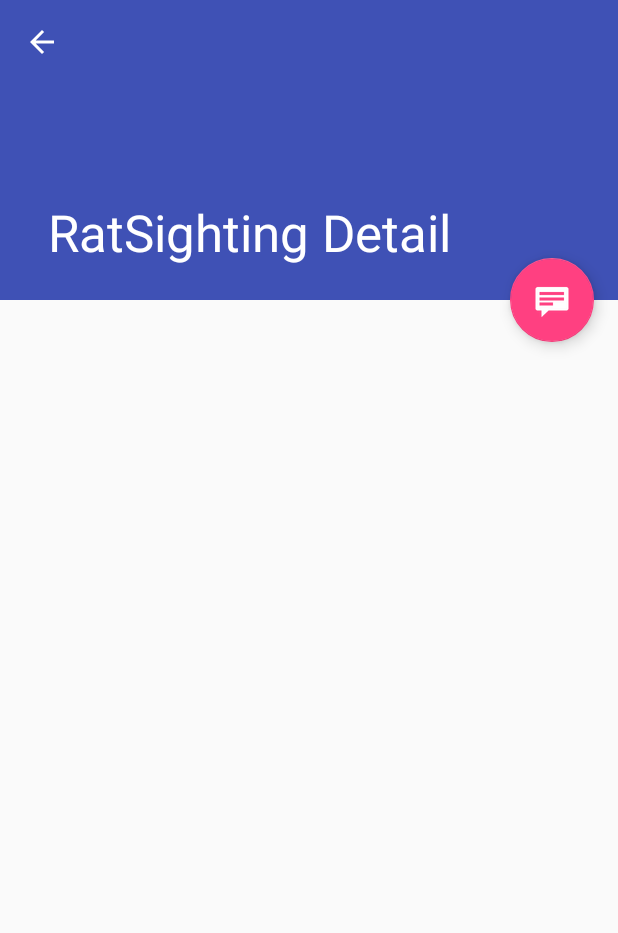
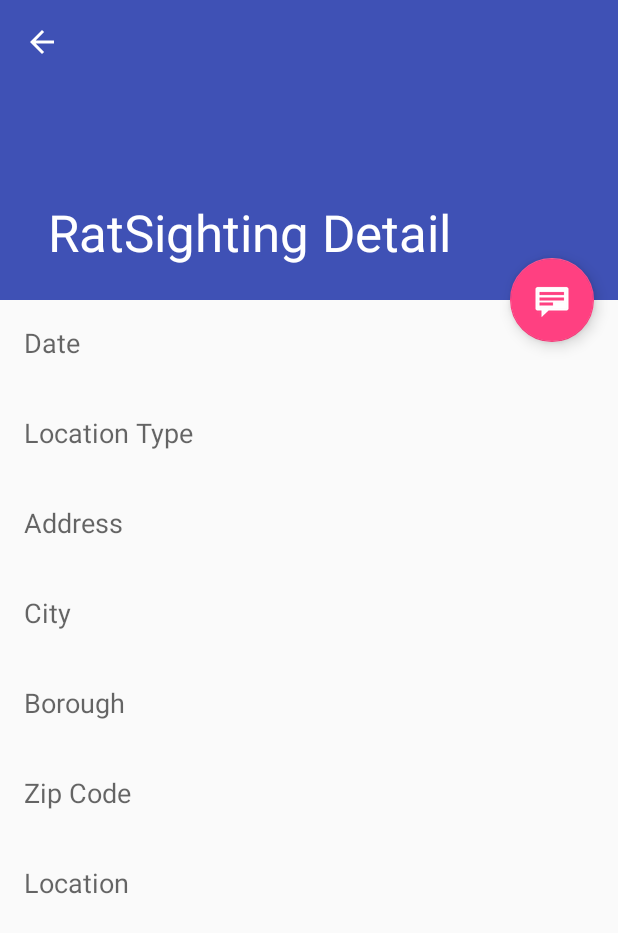
Before and after one commit to JJEV2340/CS_2340_RatProject, an Android app: the RatSightingDetailFragment screen opened directly, with no data from a screen before it, on a phone screen of 412 x 824 dp. Shown: the top 933 px of the screen. Run offline under Robolectric (Android 15) with nearby library versions, the phone set to English and light mode, and no system bars; 2 statements that could not run were skipped.

Commit message:
set up rat sighting detail view

```diff
--- a/app/src/main/java/org/lulz/jrat/view/impl/RatSightingDetailFragment.java
+++ b/app/src/main/java/org/lulz/jrat/view/impl/RatSightingDetailFragment.java
@@ -11,6 +11,9 @@ import android.widget.TextView;
 import org.lulz.jrat.R;
 import org.lulz.jrat.model.impl.RatSighting;
 
+import java.text.DateFormat;
+import java.text.SimpleDateFormat;
+
 /**
  * A fragment representing a single RatSighting detail screen.
  * This fragment is either contained in a {@link RatSightingListActivity}
@@ -18,6 +21,8 @@ import org.lulz.jrat.model.impl.RatSighting;
  * on handsets.
  */
 public class RatSightingDetailFragment extends Fragment {
+    private static final DateFormat DATE_FORMAT = SimpleDateFormat.getDateTimeInstance();
+
     /**
      * The fragment argument representing the item ID that this fragment
      * represents.
@@ -29,6 +34,11 @@ public class RatSightingDetailFragment extends Fragment {
      * represents.
      */
     public static final String ARG_SIGHTING = "rats, rats, we are the rats";
+
+    /**
+     * The id of the rat sighting this fragment is presenting.
+     */
+    private String itemId;
 
     /**
      * The RatSighting this fragment is presenting.
@@ -46,17 +56,15 @@ public class RatSightingDetailFragment extends Fragment {
     public void onCreate(Bundle savedInstanceState) {
         super.onCreate(savedInstanceState);
 
-        if (getArguments().containsKey(ARG_SIGHTING)) {
-            // Load the dummy content specified by the fragment
-            // arguments. In a real-world scenario, use a Loader
-            // to load content from a content provider.
-            mItem = getArguments().getParcelable(ARG_SIGHTING);
+        // Load the content specified by the fragment
+        // arguments.
+        itemId = getArguments().getString(ARG_ITEM_ID);
+        mItem = getArguments().getParcelable(ARG_SIGHTING);
 
-            Activity activity = this.getActivity();
-            CollapsingToolbarLayout appBarLayout = activity.findViewById(R.id.toolbar_layout);
-            if (appBarLayout != null) {
-                appBarLayout.setTitle(mItem.getAddress());
-            }
+        Activity activity = this.getActivity();
+        CollapsingToolbarLayout appBarLayout = activity.findViewById(R.id.toolbar_layout);
+        if (appBarLayout != null) {
+            appBarLayout.setTitle(itemId);
         }
     }
 
@@ -65,9 +73,20 @@ public class RatSightingDetailFragment extends Fragment {
                              Bundle savedInstanceState) {
         View rootView = inflater.inflate(R.layout.ratsighting_detail, container, false);
 
-        // Show the dummy content as text in a TextView.
+        // Show the content as text in a TextView.
         if (mItem != null) {
-            ((TextView) rootView.findViewById(R.id.ratsighting_detail)).setText(mItem.getLocation().toString());
+            String date = DATE_FORMAT.format(mItem.getDate());
+            ((TextView) rootView.findViewById(R.id.textViewDate)).setText(date);
+
+            String location = String.format("%s, %s",
+                    mItem.getLocation().getLatitude(), mItem.getLocation().getLongitude());
+            ((TextView) rootView.findViewById(R.id.textViewLocation)).setText(location);
+
+            ((TextView) rootView.findViewById(R.id.textViewLocationType)).setText(mItem.getLocationType());
+            ((TextView) rootView.findViewById(R.id.textViewZip)).setText(mItem.getZip());
+            ((TextView) rootView.findViewById(R.id.textViewAddress)).setText(mItem.getAddress());
+            ((TextView) rootView.findViewById(R.id.textViewCity)).setText(mItem.getCity());
+            ((TextView) rootView.findViewById(R.id.textViewBorough)).setText(mItem.getBorough());
         }
 
         return rootView;
--- a/app/src/main/res/layout/ratsighting_detail.xml
+++ b/app/src/main/res/layout/ratsighting_detail.xml
@@ -1,4 +1,4 @@
-<TextView xmlns:android="http://schemas.android.com/apk/res/android"
+<LinearLayout xmlns:android="http://schemas.android.com/apk/res/android"
               xmlns:tools="http://schemas.android.com/tools"
               android:id="@+id/ratsighting_detail"
               style="?android:attr/textAppearanceLarge"
@@ -6,4 +6,66 @@
               android:layout_height="match_parent"
               android:padding="16dp"
               android:textIsSelectable="true"
-          tools:context="org.lulz.jrat.view.impl.RatSightingDetailFragment"/>
+              tools:context="org.lulz.jrat.view.impl.RatSightingDetailFragment" android:orientation="vertical">
+    <TextView
+            android:layout_width="match_parent"
+            android:layout_height="wrap_content" android:id="@+id/labelDate"
+            android:textAppearance="@android:style/TextAppearance.Material.Medium"
+            android:text="@string/label_date"/>
+    <TextView
+            android:layout_width="match_parent"
+            android:layout_height="wrap_content" android:id="@+id/textViewDate"
+            android:layout_marginBottom="@dimen/text_margin"/>
+    <TextView
+            android:layout_width="match_parent"
+            android:layout_height="wrap_content" android:id="@+id/labelLocationType"
+            android:textAppearance="@android:style/TextAppearance.Material.Medium"
+            android:text="@string/label_location_type"/>
+    <TextView
+            android:layout_width="match_parent"
+            android:layout_height="wrap_content" android:id="@+id/textViewLocationType"
+            android:layout_marginBottom="@dimen/text_margin"/>
+    <TextView
+            android:layout_width="match_parent"
+            android:layout_height="wrap_content" android:id="@+id/labelAddress"
+            android:textAppearance="@android:style/TextAppearance.Material.Medium"
+            android:text="@string/label_address"/>
+    <TextView
+            android:layout_width="match_parent"
+            android:layout_height="wrap_content" android:id="@+id/textViewAddress"
+            android:layout_marginBottom="@dimen/text_margin"/>
+    <TextView
+            android:layout_width="match_parent"
+            android:layout_height="wrap_content" android:id="@+id/labelCity"
+            android:textAppearance="@android:style/TextAppearance.Material.Medium" android:text="@string/label_city"/>
+    <TextView
+            android:layout_width="match_parent"
+            android:layout_height="wrap_content" android:id="@+id/textViewCity"
+            android:layout_marginBottom="@dimen/text_margin"/>
+    <TextView
+            android:layout_width="match_parent"
+            android:layout_height="wrap_content" android:id="@+id/labelBorough"
+            android:textAppearance="@android:style/TextAppearance.Material.Medium"
+            android:text="@string/label_borough"/>
+    <TextView
+            android:layout_width="match_parent"
+            android:layout_height="wrap_content" android:id="@+id/textViewBorough"
+            android:layout_marginBottom="@dimen/text_margin"/>
+    <TextView
+            android:layout_width="match_parent"
+            android:layout_height="wrap_content" android:id="@+id/labelZip"
+            android:textAppearance="@android:style/TextAppearance.Material.Medium" android:text="@string/label_zip"/>
+    <TextView
+            android:layout_width="match_parent"
+            android:layout_height="wrap_content" android:id="@+id/textViewZip"
+            android:layout_marginBottom="@dimen/text_margin"/>
+    <TextView
+            android:layout_width="match_parent"
+            android:layout_height="wrap_content" android:id="@+id/labelLocation"
+            android:textAppearance="@android:style/TextAppearance.Material.Medium"
+            android:text="@string/label_location"/>
+    <TextView
+            android:layout_width="match_parent"
+            android:layout_height="wrap_content" android:id="@+id/textViewLocation"
+            android:layout_marginBottom="@dimen/text_margin"/>
+</LinearLayout>
--- a/app/src/main/res/values/strings.xml
+++ b/app/src/main/res/values/strings.xml
@@ -2,13 +2,21 @@
     <string name="app_name">jRAT</string>
     <string name="action_sign_in">Sign in</string>
     <string name="action_sign_in_guest">Sign in as guest</string>
+    <string name="anonymous_user">Anonymous User</string>
 
     <string name="unknown_sign_in_response">Unknown response from AuthUI sign-in</string>
     <string name="sign_in_cancelled">Sign in cancelled</string>
     <string name="no_internet_connection">No internet connection</string>
     <string name="unknown_error">An unknown error occurred</string>
 
-    <string name="anonymous_user">Anonymous User</string>
     <string name="title_ratsighting_list">RatSightings</string>
     <string name="title_ratsighting_detail">RatSighting Detail</string>
+
+    <string name="label_address">Address</string>
+    <string name="label_date">Date</string>
+    <string name="label_location_type">Location Type</string>
+    <string name="label_city">City</string>
+    <string name="label_borough">Borough</string>
+    <string name="label_zip">Zip Code</string>
+    <string name="label_location">Location</string>
 </resources>
```
Lines whose indentation alone changed are shown as unchanged.
